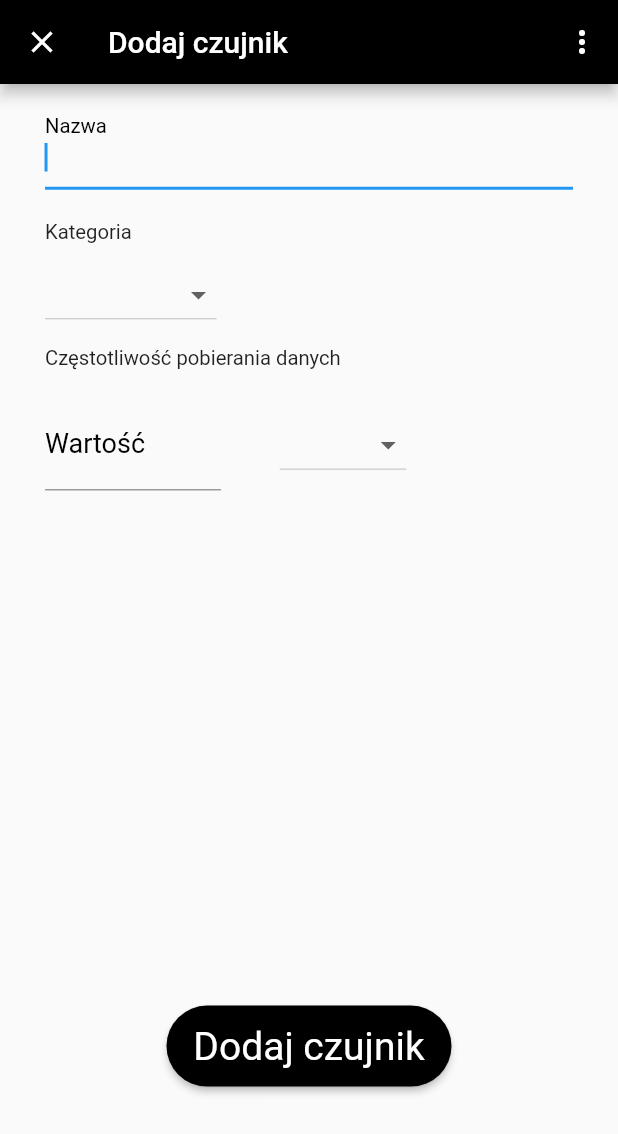
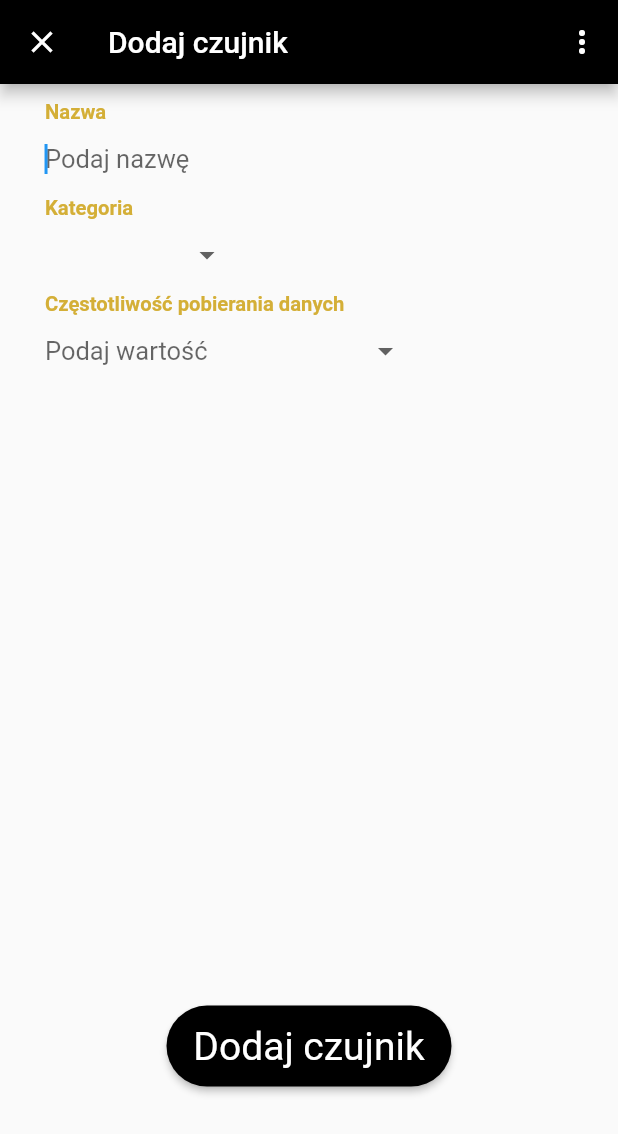
Before and after one commit to karolinaoparczyk/idom_mobile, a Flutter app: the Sensors screen opened directly with empty values, after a tap on the "add" icon, on a phone screen of 412 x 824 dp. Shown: the top 1134 px of the screen. Run offline on Flutter 3.47's test engine with Material 2 defaults, Android fonts, the phone set to English and light mode, and no system bars; our stand-ins replace charts_flutter; accounts and stored records are empty; network calls fail.

Commit message:
sensors page, add sensor design changes, edit sensor fixes IDOM-202

```diff
--- a/lib/api.dart
+++ b/lib/api.dart
@@ -198,7 +198,7 @@ class Api {
   /// gets sensors' frequency
   Future<Map<String, String>> getSensorData(String userToken, int sensorId) async {
     try {
-      var resFrequency = await http.get('$url/sensors_data/list',
+      var resFrequency = await http.get('$url/sensors_data/list/$sensorId',
           headers: {HttpHeaders.authorizationHeader: "Token $userToken"});
 
       Map<String, String> responses = {
--- a/lib/pages/sensors/edit_sensor.dart
+++ b/lib/pages/sensors/edit_sensor.dart
@@ -312,7 +312,7 @@ class _EditSensorState extends State<EditSensor> {
                                     bottom: 0.0),
                                 child: SizedBox(
                                     child: Row(children: <Widget>[
-                                      Expanded(flex: 6,
+                                      Expanded(flex: 8,
                                           child: _buildFrequencyValue()),
                                       Expanded(flex: 1, child: SizedBox()),
                                       Expanded(
--- a/lib/pages/sensors/new_sensor.dart
+++ b/lib/pages/sensors/new_sensor.dart
@@ -9,12 +9,14 @@ import 'package:idom/utils/validators.dart';
 import 'package:idom/widgets/button.dart';
 import 'package:idom/widgets/dialog.dart';
 import 'package:idom/widgets/loading_indicator.dart';
+import 'package:idom/widgets/text_color.dart';
 
 import '../../models.dart';
 
 /// adds new sensor
 class NewSensor extends StatefulWidget {
-  NewSensor({Key key,
+  NewSensor(
+      {Key key,
       @required this.currentLoggedInToken,
       @required this.currentUser,
       @required this.api})
@@ -102,8 +104,7 @@ class _NewSensorState extends State<NewSensor> {
       Navigator.push(
           context,
           MaterialPageRoute(
-              builder: (context) =>
-                  AccountDetail(
+              builder: (context) => AccountDetail(
                   currentLoggedInToken: widget.currentLoggedInToken,
                   account: widget.currentUser,
                   currentUser: widget.currentUser,
@@ -114,8 +115,7 @@ class _NewSensorState extends State<NewSensor> {
       Navigator.push(
           context,
           MaterialPageRoute(
-              builder: (context) =>
-                  Accounts(
+              builder: (context) => Accounts(
                   currentLoggedInToken: widget.currentLoggedInToken,
                   currentUser: widget.currentUser,
                   api: api),
@@ -127,23 +127,27 @@ class _NewSensorState extends State<NewSensor> {
 
   /// builds sensor name form field
   Widget _buildName() {
-    return Padding(
-        padding: EdgeInsets.symmetric(vertical: 10.0, horizontal: 30.0),
-        child: TextFormField(
+    return TextFormField(
+        decoration: InputDecoration(
+          contentPadding:
+              EdgeInsets.only(left: 0.0, top: 0.0, right: 0.0, bottom: 0.0),
+          border: InputBorder.none,
+          hintText: "Podaj nazwę",
+        ),
         autofocus: true,
         key: Key('name'),
+        style: TextStyle(fontSize: 17.0),
         controller: _nameController,
-            decoration: InputDecoration(
-                labelText: 'Nazwa',
-                labelStyle: TextStyle(color: Colors.black, fontSize: 18)),
-            validator: SensorNameFieldValidator.validate));
+        validator: SensorNameFieldValidator.validate);
   }
 
   /// builds sensor category dropdown button
   Widget _buildCategory() {
     return Padding(
         padding: EdgeInsets.symmetric(vertical: 0.0, horizontal: 30.0),
+        child: DropdownButtonHideUnderline(
             child: DropdownButton(
+          style: TextStyle(fontSize: 17.0, color: Colors.black),
           key: Key("categoriesButon"),
           items: categories,
           onChanged: (val) {
@@ -152,7 +156,7 @@ class _NewSensorState extends State<NewSensor> {
             });
           },
           value: selectedCategory,
-        ));
+        )));
   }
 
   /// builds sensor frequency value form field
@@ -163,9 +167,10 @@ class _NewSensorState extends State<NewSensor> {
           key: Key('frequencyValue'),
           keyboardType: TextInputType.number,
           controller: _frequencyValueController,
+          style: TextStyle(fontSize: 17.0),
           decoration: InputDecoration(
-            labelText: 'Wartość',
-            labelStyle: TextStyle(color: Colors.black, fontSize: 18),
+            border: InputBorder.none,
+            hintText: "Podaj wartość",
           ),
           validator: SensorFrequencyFieldValidator.validate,
         ));
@@ -175,7 +180,9 @@ class _NewSensorState extends State<NewSensor> {
   Widget _buildUnits() {
     return Padding(
         padding: EdgeInsets.symmetric(vertical: 0.0, horizontal: 0.0),
+        child: DropdownButtonHideUnderline(
             child: DropdownButton(
+          style: TextStyle(fontSize: 17.0, color: Colors.black),
           key: Key("unitsButton"),
           items: units,
           onChanged: (val) {
@@ -184,7 +191,7 @@ class _NewSensorState extends State<NewSensor> {
             });
           },
           value: selectedUnits,
-        ));
+        )));
   }
 
   @override
@@ -194,7 +201,6 @@ class _NewSensorState extends State<NewSensor> {
         appBar: AppBar(
           title: Text("Dodaj czujnik"),
           actions: <Widget>[
-
             /// builds menu dropdown button
             PopupMenuButton(
                 key: Key("menuButton"),
@@ -219,19 +225,51 @@ class _NewSensorState extends State<NewSensor> {
         ),
 
         /// builds form with sensor properties
-        body: Container(child: Column(
-            children:<Widget>[ Expanded(flex:4, child: SingleChildScrollView(
+        body: Container(
+            child: Column(children: <Widget>[
+          Expanded(
+              flex: 4,
+              child: SingleChildScrollView(
                   child: Form(
                       key: _formKey,
                       child: Column(children: <Widget>[
-                  _buildName(),
+                        Align(
+                          child: loadingIndicator(_load),
+                          alignment: FractionalOffset.center,
+                        ),
                         Padding(
-                      padding: EdgeInsets.symmetric(
-                          vertical: 10.0, horizontal: 30.0),
+                            padding: EdgeInsets.only(
+                                left: 30.0,
+                                top: 10.0,
+                                right: 30.0,
+                                bottom: 0.0),
+                            child: Align(
+                                alignment: Alignment.centerLeft,
+                                child: Text("Nazwa",
+                                    style: TextStyle(
+                                        color: textColor,
+                                        fontSize: 13.5,
+                                        fontWeight: FontWeight.bold)))),
+                        Padding(
+                            padding: EdgeInsets.only(
+                                left: 30.0,
+                                top: 0.0,
+                                right: 30.0,
+                                bottom: 0.0),
+                            child: _buildName()),
+                        Padding(
+                            padding: EdgeInsets.only(
+                                left: 30.0,
+                                top: 0.0,
+                                right: 30.0,
+                                bottom: 0.0),
                             child: Align(
                                 alignment: Alignment.centerLeft,
                                 child: Text("Kategoria",
-                              style: TextStyle(fontSize: 13.5)))),
+                                    style: TextStyle(
+                                        color: textColor,
+                                        fontSize: 13.5,
+                                        fontWeight: FontWeight.bold)))),
                         Padding(
                             padding: EdgeInsets.symmetric(
                                 vertical: 0.0, horizontal: 0.0),
@@ -239,39 +277,56 @@ class _NewSensorState extends State<NewSensor> {
                                 alignment: Alignment.centerLeft,
                                 child: _buildCategory())),
                         Padding(
-                      padding: EdgeInsets.symmetric(
-                          vertical: 10.0, horizontal: 30.0),
+                            padding: EdgeInsets.only(
+                                left: 30.0,
+                                top: 0.0,
+                                right: 30.0,
+                                bottom: 0.0),
                             child: Align(
                                 alignment: Alignment.centerLeft,
-                          child: Text("Częstotliwość pobierania danych",
-                              style: TextStyle(fontSize: 13.5)))),
+                                child: Text(
+                                    "Częstotliwość pobierania danych",
+                                    style: TextStyle(
+                                        color: textColor,
+                                        fontSize: 13.5,
+                                        fontWeight: FontWeight.bold)))),
                         Padding(
-                      padding: EdgeInsets.symmetric(
-                          vertical: 10.0, horizontal: 30.0),
+                            padding: EdgeInsets.only(
+                                left: 30.0,
+                                top: 0.0,
+                                right: 30.0,
+                                bottom: 0.0),
                             child: SizedBox(
                                 child: Row(children: <Widget>[
-                            Expanded(flex: 3, child: _buildFrequencyValue()),
+                                  Expanded(flex: 8,
+                                      child: _buildFrequencyValue()),
                                   Expanded(flex: 1, child: SizedBox()),
                                   Expanded(
-                                flex: 5,
+                                      flex: 12,
+                                      child: Padding(
+                                          padding: EdgeInsets.only(
+                                              left: 0.0,
+                                              top: 0.0,
+                                              right: 0.0,
+                                              bottom: 0.0),
                                           child: Align(
-                                    alignment: Alignment.bottomLeft,
-                                    child: _buildUnits())),
+                                              alignment: Alignment
+                                                  .bottomLeft,
+                                              child: _buildUnits()))),
                                 ]))),
                       ])))),
           Expanded(
-                flex: 1, child: AnimatedContainer(
+              flex: 1,
+              child: AnimatedContainer(
                   curve: Curves.easeInToLinear,
                   duration: Duration(
                     milliseconds: 10,
                   ),
                   alignment: Alignment.bottomCenter,
-                child: Column(children: <Widget>[buttonWidget(context, "Dodaj czujnik", _saveChanges),
-              Align(
-                child: loadingIndicator(_load),
-                alignment: FractionalOffset.center,
-              ),
-            ])))])));
+                  child: Column(children: <Widget>[
+                    buttonWidget(context, "Dodaj czujnik", _saveChanges),
+                  ])))
+        ])));
   }
 
   /// saves changes after form fields and dropdown buttons validation
--- a/lib/pages/sensors/sensors.dart
+++ b/lib/pages/sensors/sensors.dart
@@ -10,6 +10,7 @@ import 'package:idom/pages/sensors/sensor_details.dart';
 import 'package:idom/pages/setup/front.dart';
 import 'package:idom/utils/menu_items.dart';
 import 'package:idom/widgets/dialog.dart';
+import 'package:idom/widgets/text_color.dart';
 
 /// displays all sensors
 class Sensors extends StatefulWidget {
@@ -184,7 +185,7 @@ class _SensorsState extends State<Sensors> {
               child: FittedBox(
                   child: FloatingActionButton(
                 backgroundColor: Colors.black,
-                foregroundColor: Colors.white,
+                foregroundColor: textColor,
                 key: Key("addSensorButton"),
                 onPressed: navigateToNewSensor,
                 child: Icon(Icons.add, size: 30),
@@ -222,24 +223,25 @@ class _SensorsState extends State<Sensors> {
                     Expanded(
                         flex: 16,
                         child: Scrollbar(
-                            child: ListView(
+                            child: ListView.separated(
+                              separatorBuilder: (context, index) => Divider(
+                                color: textColor,
+                              ),
                           shrinkWrap: true,
-                          children: sensors
-                              .map(
-                                (Sensor sensor) => ListTile(
-                                    key: Key(sensor.name),
-                                    title: Text(sensor.name,
+                          itemCount: sensors.length,
+                              itemBuilder: (context, index) => ListTile(
+                                    key: Key(sensors[index].name),
+                                    title: Text(sensors[index].name,
                                         style: TextStyle(fontSize: 20.0)),
-                                    subtitle: sensorData(sensor),
+                                    subtitle: sensorData(sensors[index]),
                                     onTap: () {
-                                      navigateToSensorDetails(sensor);
+                                      navigateToSensorDetails(sensors[index]);
                                     },
 
                                     /// delete sensor button
-                                    trailing: deleteButtonTrailing(sensor)),
+                                    trailing: deleteButtonTrailing(sensors[index])),
                               )
-                              .toList(),
-                        ))),
+                        )),
                   ]);
                 }
 
@@ -252,8 +254,8 @@ class _SensorsState extends State<Sensors> {
   Widget sensorData(Sensor sensor) {
     if (sensor.lastData == null) return Text("");
     return sensor.category == "temperature"
-        ? Text("${sensor.lastData} °C", style: TextStyle(fontSize: 17.0))
-        : Text("${sensor.lastData} %", style: TextStyle(fontSize: 17.0));
+        ? Text("${sensor.lastData} °C", style: TextStyle(fontSize: 17.0, color: textColor, fontWeight: FontWeight.bold))
+        : Text("${sensor.lastData} %", style: TextStyle(fontSize: 17.0, color: textColor, fontWeight: FontWeight.bold));
   }
 
   /// navigates to adding sensor page
```
Also changed, not shown: lib/pages/sensors/sensor_details.dart (+24 -10 lines). Lines whose indentation alone changed are shown as unchanged.
